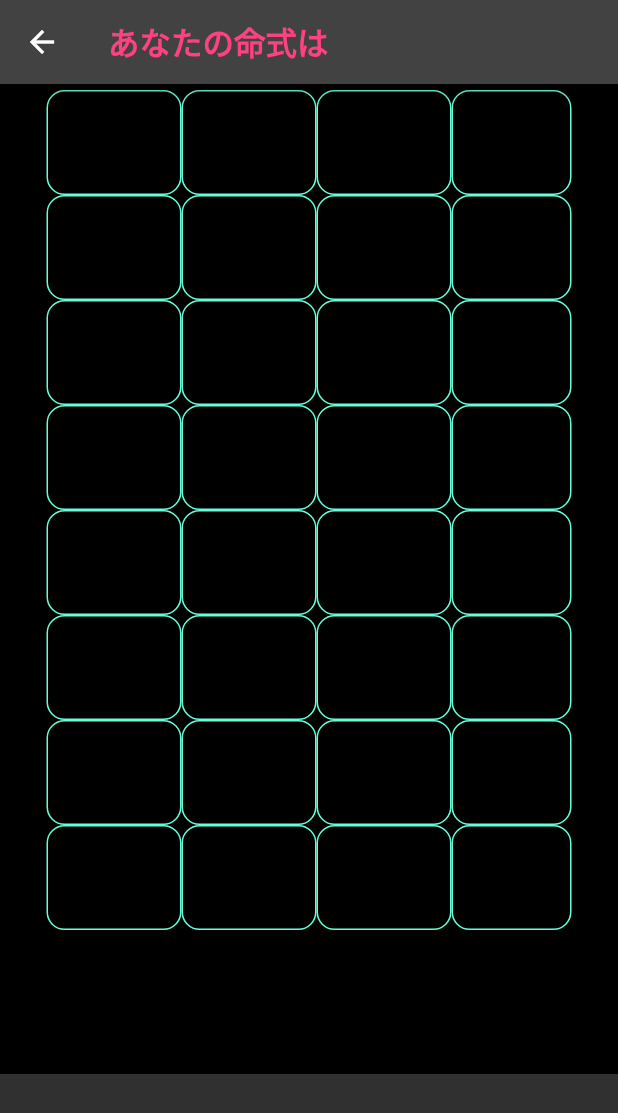
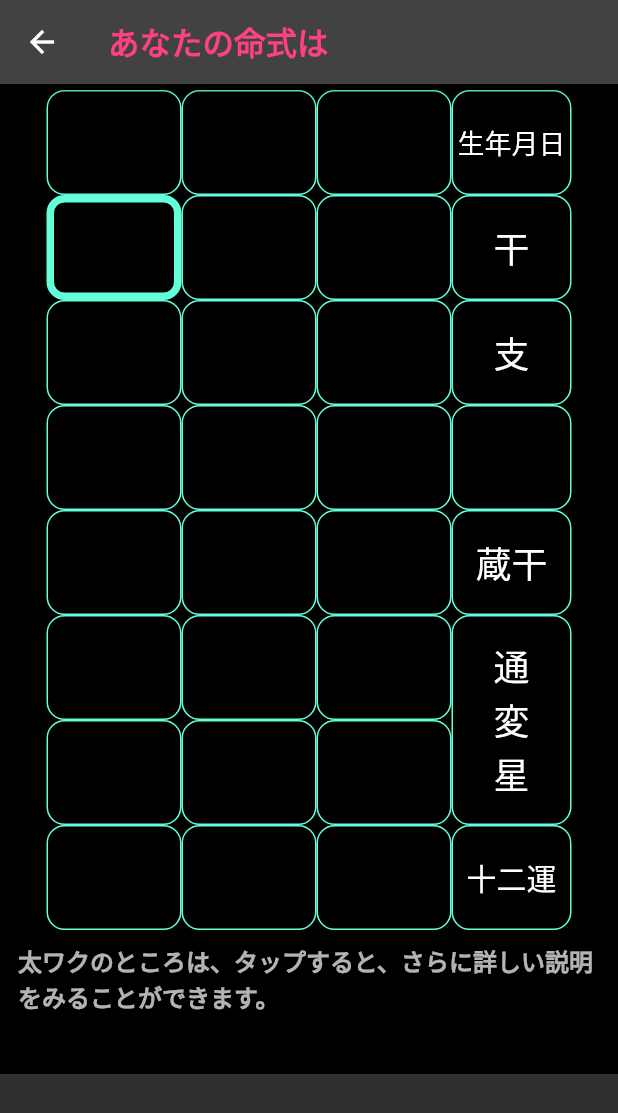
Before and after one commit to oka-teruhiro/sanchu4b, a Flutter app: the MeisikiPage screen opened directly, on a phone screen of 412 x 824 dp. Shown: the top 1113 px of the screen. Run offline on Flutter 3.47's test engine with Material 2 defaults, Android fonts, the phone set to English and light mode, and no system bars; our stand-ins replace shared_preferences; accounts and stored records are empty.

Commit message:
8:2022.12.31 22:45 MeisikiPage(命式ページ）ボタン配置修正

```diff
--- a/lib/main.dart
+++ b/lib/main.dart
@@ -239,7 +239,7 @@ class _MyHomePageState extends State<MyHomePage> {
     return Scaffold(
       backgroundColor: Colors.black,
       appBar: AppBar(
-        title: const Text('天運三柱推命 ver.4.0.7',
+        title: const Text('天運三柱推命 ver.4.0.8',
             style: TextStyle(
               color: Colors.pinkAccent,
               fontWeight: FontWeight.bold,
--- a/lib/output/meisiki_page.dart
+++ b/lib/output/meisiki_page.dart
@@ -69,6 +69,7 @@ class MeisikiPage extends StatelessWidget {
                           ),
                           SizedBox(
                             width: 80,
+                            height: 70,
                             child: Container(
                               decoration: BoxDecoration(
                                   borderRadius: BorderRadius.circular(12),
@@ -76,6 +77,15 @@ class MeisikiPage extends StatelessWidget {
                                     color: Colors.tealAccent,
                                     width: 1,
                                   )),
+                              child: const Center(
+                                child: Text(
+                                  '生年'
+                                  '月日',
+                                  style: TextStyle(
+                                    fontSize: 18,
+                                  ),
+                                ),
+                              ),
                             ),
                           ),
                         ],
@@ -95,7 +105,7 @@ class MeisikiPage extends StatelessWidget {
                                   borderRadius: BorderRadius.circular(12),
                                   border: Border.all(
                                     color: Colors.tealAccent,
-                                    width: 1,
+                                    width: 5,
                                   )),
                               //color: Colors.black,
                             ),
@@ -124,6 +134,7 @@ class MeisikiPage extends StatelessWidget {
                           ),
                           SizedBox(
                             width: 80,
+                            height: 70,
                             child: Container(
                               decoration: BoxDecoration(
                                   borderRadius: BorderRadius.circular(12),
@@ -131,6 +142,14 @@ class MeisikiPage extends StatelessWidget {
                                     color: Colors.tealAccent,
                                     width: 1,
                                   )),
+                              child: const Center(
+                                child: Text(
+                                  '干',
+                                  style: TextStyle(
+                                    fontSize: 24,
+                                  ),
+                                ),
+                              ),
                             ),
                           ),
                         ],
@@ -178,6 +197,7 @@ class MeisikiPage extends StatelessWidget {
                           ),
                           SizedBox(
                             width: 80,
+                            height: 70,
                             child: Container(
                               decoration: BoxDecoration(
                                   borderRadius: BorderRadius.circular(12),
@@ -185,6 +205,14 @@ class MeisikiPage extends StatelessWidget {
                                     color: Colors.tealAccent,
                                     width: 1,
                                   )),
+                              child: const Center(
+                                child: Text(
+                                  '支',
+                                  style: TextStyle(
+                                    fontSize: 24,
+                                  ),
+                                ),
+                              ),
                             ),
                           ),
                         ],
@@ -286,6 +314,7 @@ class MeisikiPage extends StatelessWidget {
                           ),
                           SizedBox(
                             width: 80,
+                            height: 70,
                             child: Container(
                               decoration: BoxDecoration(
                                   borderRadius: BorderRadius.circular(12),
@@ -293,49 +322,125 @@ class MeisikiPage extends StatelessWidget {
                                     color: Colors.tealAccent,
                                     width: 1,
                                   )),
+                              child: const Center(
+                                child: Text(
+                                  '蔵干',
+                                  style: TextStyle(
+                                    fontSize: 24,
+                                  ),
+                                ),
+                              ),
                             ),
                           ),
                         ],
                       ),
                     ),
-                    //■■■■■■■■■通変星上段の行■■■■■■■■■
+                    //■■■■■■■■■通変星の行■■■■■■■■■
                     SizedBox(
-                      height: 70,
+                      height: 140,
                       child: Row(
                         mainAxisAlignment: MainAxisAlignment.center,
                         children: [
                           SizedBox(
                             width: 90,
                             child: Container(
-                              decoration: BoxDecoration(
-                                  borderRadius: BorderRadius.circular(12),
-                                  border: Border.all(
-                                    color: Colors.tealAccent,
-                                    width: 1,
-                                  )),
                               //color: Colors.black,
+                              child: Column(
+                                children: [
+                                  SizedBox(
+                                    height: 70,
+                                    child: Container(
+                                      decoration: BoxDecoration(
+                                          borderRadius:
+                                              BorderRadius.circular(12),
+                                          border: Border.all(
+                                            color: Colors.tealAccent,
+                                            width: 1,
+                                          )),
+                                    ),
+                                  ),
+                                  SizedBox(
+                                    height: 70,
+                                    child: Container(
+                                      decoration: BoxDecoration(
+                                          borderRadius:
+                                              BorderRadius.circular(12),
+                                          border: Border.all(
+                                            color: Colors.tealAccent,
+                                            width: 1,
+                                          )),
+                                    ),
+                                  ),
+                                ],
+                              ),
                             ),
                           ),
                           SizedBox(
                             width: 90,
                             child: Container(
-                              decoration: BoxDecoration(
-                                  borderRadius: BorderRadius.circular(12),
-                                  border: Border.all(
-                                    color: Colors.tealAccent,
-                                    width: 1,
-                                  )),
+                              //color: Colors.black,
+                              child: Column(
+                                children: [
+                                  SizedBox(
+                                    height: 70,
+                                    child: Container(
+                                      decoration: BoxDecoration(
+                                          borderRadius:
+                                              BorderRadius.circular(12),
+                                          border: Border.all(
+                                            color: Colors.tealAccent,
+                                            width: 1,
+                                          )),
+                                    ),
+                                  ),
+                                  SizedBox(
+                                    height: 70,
+                                    child: Container(
+                                      decoration: BoxDecoration(
+                                          borderRadius:
+                                              BorderRadius.circular(12),
+                                          border: Border.all(
+                                            color: Colors.tealAccent,
+                                            width: 1,
+                                          )),
+                                    ),
+                                  ),
+                                ],
+                              ),
                             ),
                           ),
                           SizedBox(
                             width: 90,
                             child: Container(
-                              decoration: BoxDecoration(
-                                  borderRadius: BorderRadius.circular(12),
-                                  border: Border.all(
-                                    color: Colors.tealAccent,
-                                    width: 1,
-                                  )),
+                              //color: Colors.black,
+                              child: Column(
+                                children: [
+                                  SizedBox(
+                                    height: 70,
+                                    child: Container(
+                                      decoration: BoxDecoration(
+                                          borderRadius:
+                                              BorderRadius.circular(12),
+                                          border: Border.all(
+                                            color: Colors.tealAccent,
+                                            width: 1,
+                                          )),
+                                    ),
+                                  ),
+                                  SizedBox(
+                                    height: 70,
+                                    child: Container(
+                                      decoration: BoxDecoration(
+                                          borderRadius:
+                                              BorderRadius.circular(12),
+                                          border: Border.all(
+                                            color: Colors.tealAccent,
+                                            width: 1,
+                                          )),
+                                    ),
+                                  ),
+                                ],
+                              ),
                             ),
                           ),
                           SizedBox(
@@ -347,60 +452,31 @@ class MeisikiPage extends StatelessWidget {
                                     color: Colors.tealAccent,
                                     width: 1,
                                   )),
-                            ),
-                          ),
-                        ],
-                      ),
-                    ),
-                    //■■■■■■■■■通変星下段の行■■■■■■■■■
-                    SizedBox(
-                      height: 70,
-                      child: Row(
-                        mainAxisAlignment: MainAxisAlignment.center,
-                        children: [
-                          SizedBox(
-                            width: 90,
-                            child: Container(
-                              decoration: BoxDecoration(
-                                  borderRadius: BorderRadius.circular(12),
-                                  border: Border.all(
-                                    color: Colors.tealAccent,
-                                    width: 1,
-                                  )),
-                              //color: Colors.black,
-                            ),
-                          ),
-                          SizedBox(
-                            width: 90,
-                            child: Container(
-                              decoration: BoxDecoration(
-                                  borderRadius: BorderRadius.circular(12),
-                                  border: Border.all(
-                                    color: Colors.tealAccent,
-                                    width: 1,
-                                  )),
-                            ),
-                          ),
-                          SizedBox(
-                            width: 90,
-                            child: Container(
-                              decoration: BoxDecoration(
-                                  borderRadius: BorderRadius.circular(12),
-                                  border: Border.all(
-                                    color: Colors.tealAccent,
-                                    width: 1,
-                                  )),
-                            ),
-                          ),
-                          SizedBox(
-                            width: 80,
-                            child: Container(
-                              decoration: BoxDecoration(
-                                  borderRadius: BorderRadius.circular(12),
-                                  border: Border.all(
-                                    color: Colors.tealAccent,
-                                    width: 1,
-                                  )),
+                              child: Center(
+                                child: Column(
+                                  mainAxisAlignment: MainAxisAlignment.center,
+                                  children: const [
+                                    Text(
+                                      '通',
+                                      style: TextStyle(
+                                        fontSize: 24,
+                                      ),
+                                    ),
+                                    Text(
+                                      '変',
+                                      style: TextStyle(
+                                        fontSize: 24,
+                                      ),
+                                    ),
+                                    Text(
+                                      '星',
+                                      style: TextStyle(
+                                        fontSize: 24,
+                                      ),
+                                    ),
+                                  ],
+                                ),
+                              ),
                             ),
                           ),
                         ],
@@ -448,6 +524,7 @@ class MeisikiPage extends StatelessWidget {
                           ),
                           SizedBox(
                             width: 80,
+                            height: 70,
                             child: Container(
                               decoration: BoxDecoration(
                                   borderRadius: BorderRadius.circular(12),
@@ -455,6 +532,14 @@ class MeisikiPage extends StatelessWidget {
                                     color: Colors.tealAccent,
                                     width: 1,
                                   )),
+                              child: const Center(
+                                child: Text(
+                                  '十二運',
+                                  style: TextStyle(
+                                    fontSize: 20,
+                                  ),
+                                ),
+                              ),
                             ),
                           ),
                         ],
@@ -465,6 +550,17 @@ class MeisikiPage extends StatelessWidget {
                       height: 90,
                       child: Container(
                         color: Colors.black54,
+                        child: const Padding(
+                          padding: EdgeInsets.all(8.0),
+                          child: Text(
+                            '太ワクのところは、タップすると、さらに詳しい説明をみることができます。',
+                            style: TextStyle(
+                              fontSize: 16,
+                              color: Colors.white70,
+                              fontWeight: FontWeight.bold,
+                            ),
+                          ),
+                        ),
                       ),
                     ),
                   ],
```
